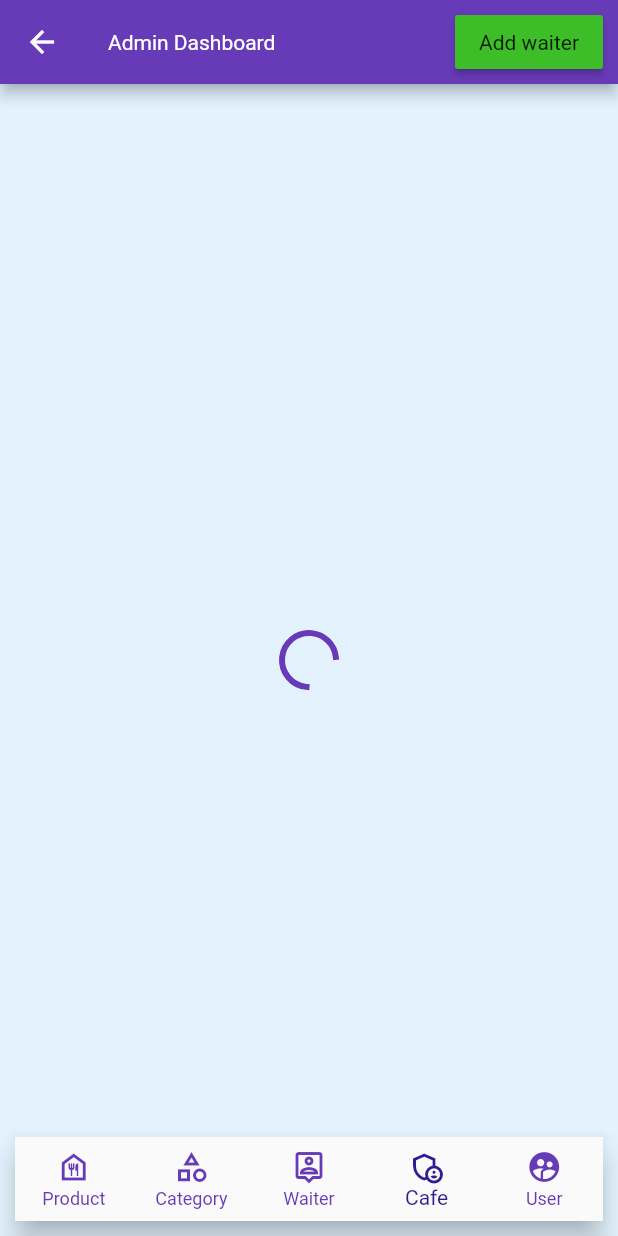
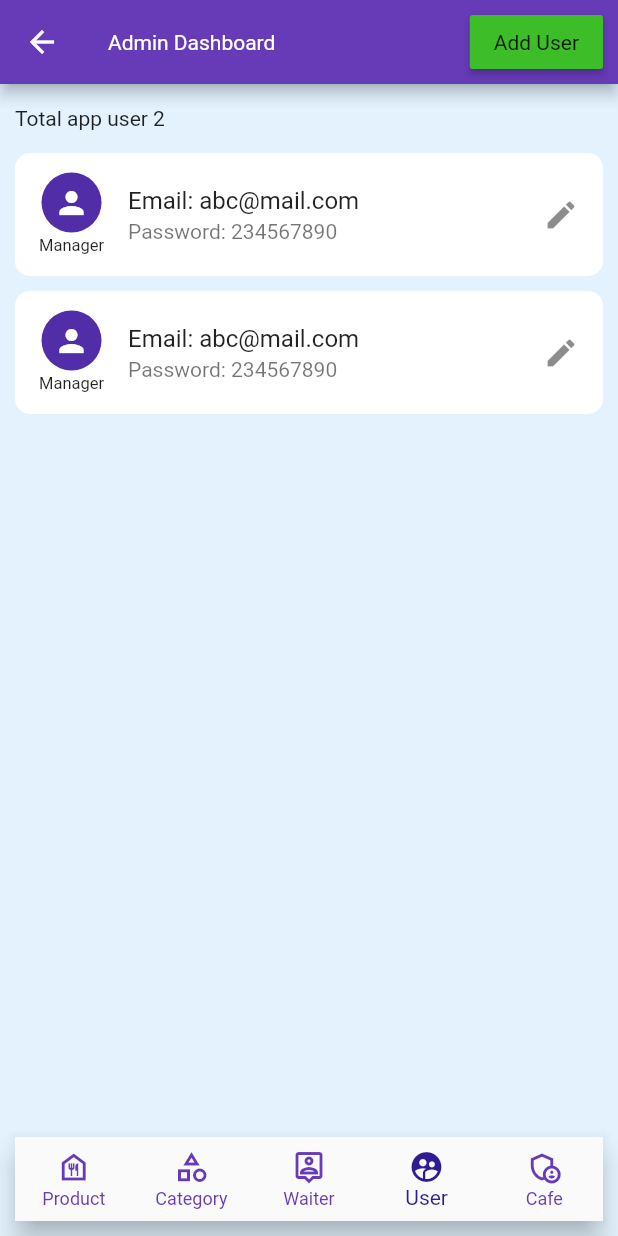
Before and after one commit to jakariya0dev/cafe21, a Flutter app: the AdminDashboard screen opened directly, item 4 of the bottom bar chosen, on a phone screen of 412 x 824 dp. Run offline on Flutter 3.47's test engine with Material 2 defaults, Android fonts, the phone set to English and light mode, and no system bars; our stand-ins replace cloud_firestore, connectivity_plus, firebase_auth, firebase_core, shared_preferences; missing offline and left inert: blue_thermal_printer; accounts and stored records are empty.

Commit message:
cafe details page data added

```diff
--- /dev/null
+++ b/lib/app_user.dart
@@ -0,0 +1,52 @@
+import 'package:flutter/material.dart';
+
+class AppUser extends StatefulWidget {
+  const AppUser({Key? key}) : super(key: key);
+
+  @override
+  State<AppUser> createState() => _AppUserState();
+}
+
+class _AppUserState extends State<AppUser> {
+  @override
+  Widget build(BuildContext context) {
+    return Container(
+      padding: const EdgeInsets.symmetric(horizontal: 10, vertical: 5),
+      child: Column(
+        crossAxisAlignment: CrossAxisAlignment.start,
+        children: [
+          const Padding(
+            padding: EdgeInsets.symmetric(vertical: 10.0),
+            child:  Text('Total app user 2'),
+          ),
+          Expanded(
+            child: ListView.builder(
+              itemCount: 2,
+              itemBuilder: (context, index) {
+                return Container(
+                  margin: const EdgeInsets.symmetric(vertical: 5),
+                  padding: const EdgeInsets.symmetric(vertical: 5),
+                  decoration: BoxDecoration(
+                      color: Colors.white,
+                      borderRadius: BorderRadius.circular(10)),
+                  child: ListTile(
+                    leading: Column(
+                      children: const [
+                        CircleAvatar(child: Icon(Icons.person)),
+                        SizedBox(height: 2),
+                        Text('Manager', style: TextStyle(fontSize: 11),),
+                      ],
+                    ),
+                    title: const Text('Email: abc@mail.com'),
+                    subtitle: const Text('Password: 234567890'),
+                    trailing: InkWell(child: Icon(Icons.edit),),
+                  ),
+                );
+              },
+            ),
+          )
+        ],
+      ),
+    );
+  }
+}
--- a/lib/controller/dashboard_controller.dart
+++ b/lib/controller/dashboard_controller.dart
@@ -1,4 +1,6 @@
-import 'package:cafe21/cons/app_config.dart';
+
+import 'dart:convert';
+
 import 'package:cloud_firestore/cloud_firestore.dart';
 import 'package:cafe21/model/invoice_model.dart';
 import 'package:cafe21/model/data.dart';
@@ -89,4 +91,23 @@ class DashboardController{
 
   }
 
+  getCafeDetails() async {
+
+    var data = await db.collection('cafe_details').doc('admin').get() ;
+
+    // cafeDetails = jsonDecode(data.toString());
+
+    cafeDetails.addAll({
+      'admin-email' : data['admin-email'],
+      'admin-password' : data['admin-password'],
+      'cafe-address' : data['cafe-address'],
+      'cafe-name' : data['cafe-name'],
+      'cafe-phone' : data['cafe-phone'],
+      'purchase-code' : data['purchase-code'],
+    });
+    print(data.id);
+    print(data['admin-email']);
+
+  }
+
 }
--- /dev/null
+++ b/lib/controller/first_admin_controller.dart
@@ -0,0 +1,34 @@
+
+
+import 'package:cloud_firestore/cloud_firestore.dart';
+import 'package:firebase_auth/firebase_auth.dart';
+
+class FirstAdminController{
+
+  var db = FirebaseFirestore.instance;
+
+  createTestManagerAccount() async {
+
+    await FirebaseAuth.instance.createUserWithEmailAndPassword(
+        email: 'abc@mail.com',
+        password: '000000',
+    );
+    await db.collection('app_user').doc().set({
+      'email' : 'abc@mail.com',
+      'password' : '000000',
+    }).onError((error, stackTrace) => print(error));
+  }
+
+  saveCafeDetails(Map<String, dynamic> cafeDetails) async {
+
+    bool isSuccessful = false;
+
+    // await prefs.setBool('isCafeDetailsFilled', true);
+    // Navigator.push(context, MaterialPageRoute(builder: (context) => const DashBoard(),))
+    await db.collection('cafe-details').doc('admin').set(cafeDetails).then((value) => isSuccessful = true, onError: (e) {
+      print(e);
+    });
+
+    return isSuccessful;
+  }
+}
--- a/lib/model/data.dart
+++ b/lib/model/data.dart
@@ -9,4 +9,4 @@ List <InvoiceModel> allSellsData = [];
 List allFoodsData = [];
 List allWaiterData = [];
 List allCategoryData = [];
-Map<String, String> cafeDetails = {};
+Map<String, dynamic> cafeDetails = {};
--- a/lib/views/admin_dashboard.dart
+++ b/lib/views/admin_dashboard.dart
@@ -1,6 +1,7 @@
 import 'package:cafe21/app_color.dart';
 import 'package:cafe21/model/data.dart';
 import 'package:flutter/material.dart';
+import 'package:cafe21/app_user.dart';
 import 'admin/add_category_page.dart';
 import 'admin/add_food_page.dart';
 import 'admin/add_waiter_page.dart';
@@ -24,7 +25,7 @@ class _AdminDashboardState extends State<AdminDashboard> {
   String addButtonText = '';
 
   // bottom navbar
-  List pages = const [ProductListPage(), FoodCategoryPage(), WaiterListPage(), CafeDetails()];
+  List pages = const [ProductListPage(), FoodCategoryPage(), WaiterListPage(), AppUser(), CafeDetails()];
   late int bottomNavIndex;
 
   @override
@@ -35,6 +36,7 @@ class _AdminDashboardState extends State<AdminDashboard> {
 
   @override
   Widget build(BuildContext context) {
+
     setButtonText();
 
     return Scaffold(
@@ -64,11 +66,12 @@ class _AdminDashboardState extends State<AdminDashboard> {
           )
         ],
       ),
-      body: allCategoryData.isNotEmpty
-          ? pages[bottomNavIndex]
-          : const Center(
-              child: CircularProgressIndicator(),
-            ),
+      body: pages[bottomNavIndex],
+      // body: allCategoryData.isNotEmpty
+      //     ? pages[bottomNavIndex]
+      //     : const Center(
+      //         child: CircularProgressIndicator(),
+      //       ),
       bottomNavigationBar: Container(
         margin: const EdgeInsets.all(10),
         child: BottomNavigationBar(
@@ -91,9 +94,10 @@ class _AdminDashboardState extends State<AdminDashboard> {
             BottomNavigationBarItem(
                 icon: Icon(Icons.person_pin_outlined), label: 'Waiter'),
             BottomNavigationBarItem(
+                icon: Icon(Icons.supervised_user_circle), label: 'User'),
+            BottomNavigationBarItem(
                 icon: Icon(Icons.admin_panel_settings_outlined), label: 'Cafe'),
-            BottomNavigationBarItem(
-                icon: Icon(Icons.supervised_user_circle), label: 'User'),
+
           ],
         ),
       ),
@@ -107,7 +111,13 @@ class _AdminDashboardState extends State<AdminDashboard> {
     else if(bottomNavIndex==1){
       addButtonText = 'Add category';
     }
-    else{
+    else if(bottomNavIndex==2){
+      addButtonText = 'Add waiter';
+    }
+    else if(bottomNavIndex==3){
+      addButtonText = 'Add User';
+    }
+    else {
       addButtonText = 'Add waiter';
     }
   }
--- a/lib/views/dashboard_page.dart
+++ b/lib/views/dashboard_page.dart
@@ -50,7 +50,7 @@ class _DashBoardState extends State<DashBoard> {
     await DashboardController().getAllFood();
     await DashboardController().getAllFoodCategory();
     await DashboardController().getAllWaiter();
-
+    await DashboardController().getCafeDetails();
     // user role remember
     prefs = await SharedPreferences.getInstance();
     userRole = prefs?.getString(ConstString.userRole);
@@ -330,7 +330,7 @@ class _DashBoardState extends State<DashBoard> {
           UserAccountsDrawerHeader(
             currentAccountPicture: const CircleAvatar(child: Text('Logo')),
             accountName: Text(userRole.toString()),
-            accountEmail: const Text('Chef de cuisine'),
+            accountEmail: Text(cafeDetails['cafe-name']),
           ),
           Expanded(
             child: ListView(
--- a/lib/views/first_page.dart
+++ b/lib/views/first_page.dart
@@ -1,4 +1,5 @@
 import 'package:cafe21/controller/common_function.dart';
+import 'package:cafe21/views/first_admin.dart';
 import 'package:flutter/material.dart';
 import 'package:shared_preferences/shared_preferences.dart';
 import 'dashboard_page.dart';
@@ -70,7 +71,7 @@ class _FirstPageState extends State<FirstPage> {
 
                 await prefs.setBool('isNotFirstInstall', true);
                 await CommonFunction.generateDatabase();
-                Navigator.push(context, MaterialPageRoute(builder: (context) => const DashBoard()));
+                Navigator.push(context, MaterialPageRoute(builder: (context) => const FirstAdmin()));
               } :() {
                 index++; setState(() {});
               },
--- a/lib/views/splash_screen.dart
+++ b/lib/views/splash_screen.dart
@@ -25,13 +25,11 @@ class _SplashScreenState extends State<SplashScreen> {
 
   init() async {
     SharedPreferences prefs =  await SharedPreferences.getInstance();
-    // prefs.setBool('isFirstInstall', true);
 
     Future.delayed(const Duration(seconds: 3), () {
       if(prefs.getBool('isNotFirstInstall') == true){
         if(prefs.getBool('isLogged') == true){
           Navigator.push(context, MaterialPageRoute(builder: (context) => const DashBoard()));
-          // Navigator.push(context, MaterialPageRoute(builder: (context) => const FirstAdmin()));
         }else{
           Navigator.push(context, MaterialPageRoute(builder: (context) => const LoginPage()));
         }
```
Also changed, not shown: lib/controller/common_function.dart (+7 -8 lines), lib/model/cafe_details.dart (added, +12 -0 lines), lib/views/cafe_details.dart (+8 -6 lines), lib/views/first_admin.dart (+79 -28 lines), lib/views/login_page.dart (+10 -0 lines).
